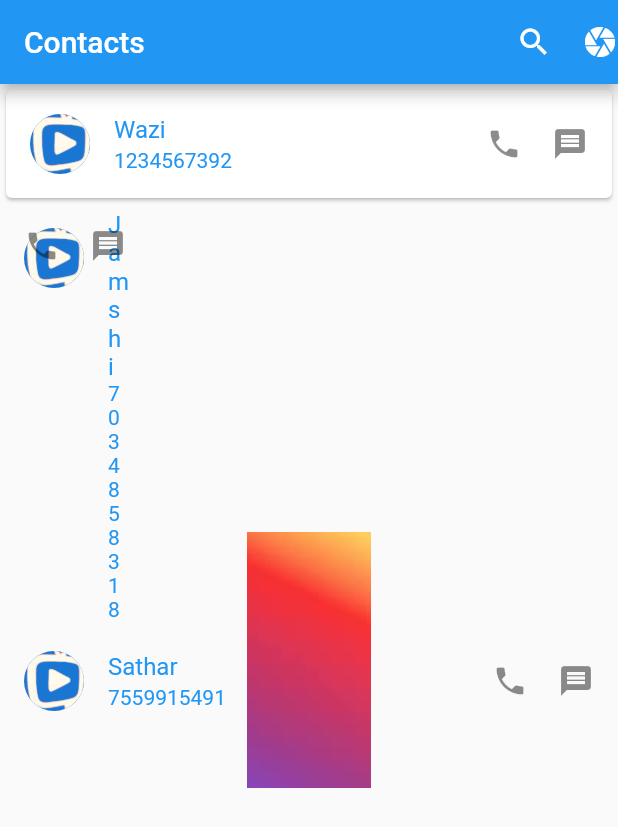
After one commit to saheedalima/assingnment_2, a Flutter app: the ContactsPage screen opened directly, on a phone screen of 412 x 824 dp. The commit adds this screen. Shown: the top 827 px of the screen. Run offline on Flutter 3.47's test engine with Material 2 defaults, Android fonts, the phone set to English and light mode, and no system bars; our stand-ins replace device_preview.

Commit message:
initial commit

```diff
--- /dev/null
+++ b/lib/Contacts_Page.dart
@@ -0,0 +1,58 @@
+import 'package:flutter/material.dart';
+
+class ContactsPage extends StatelessWidget {
+
+  @override
+  Widget build(BuildContext context) {
+    return Scaffold(
+      appBar: AppBar(title: Text("Contacts"),
+      actions: [
+        Icon(Icons.search),
+        SizedBox(width: 20,),
+        Icon(Icons.camera),
+      ],),
+
+      body: Container(
+        decoration: BoxDecoration(
+          image: DecorationImage(image: AssetImage("assets/icons/background.png")),
+        ),
+        child: ListView(
+          children: [
+            Card(
+              child: ListTile(
+                title: Text("Wazi"),subtitle: Text("1234567392"),
+              textColor: Colors.blue,
+                leading:  CircleAvatar(backgroundImage: AssetImage("assets/icons/Picsart.png"),),
+                trailing: Wrap(
+                  children:  [
+                    Icon(Icons.phone),
+                    SizedBox(width: 20,),
+                    Icon(Icons.message),
+                  ],
+                ),
+              ),
+            ),
+          ListTile(title:  Text("Jamshi"),subtitle:  Text("7034858318"),
+          textColor: Colors.blue,
+          trailing: Row(
+            children:  [
+              Icon(Icons.phone),
+              SizedBox(width: 20,),
+              Icon(Icons.message),
+            ],
+          ),
+          leading:  CircleAvatar(backgroundImage: AssetImage("assets/icons/Picsart.png"),),),
+          ListTile(title: Text("Sathar"),textColor: Colors.blue,
+              subtitle: Text("7559915491"),
+          trailing: Wrap(
+            children:  [
+              Icon(Icons.phone),
+              SizedBox(width: 20,),
+              Icon(Icons.message),
+            ],
+          ),
+          leading:  CircleAvatar(backgroundImage: AssetImage("assets/icons/Picsart.png"),),)],
+        ),
+      ),);
+  }
+}
```
Also changed, not shown: lib/List_With_separator.dart (added, +49 -0 lines), lib/List_with_builder.dart (added, +25 -0 lines), lib/LoginPage_Stateful.dart (+11 -2 lines), lib/LogoPage_login.dart (added, +25 -0 lines), lib/Registratin_Stateful.dart (+19 -5 lines), lib/Splash.dart (+4 -4 lines), lib/Stack_ex.dart (added, +22 -0 lines), lib/WhatsAppTab.dart (added, +27 -0 lines), assets/icons/login_icon.png (added), assets/icons/working_logo.png (added).
